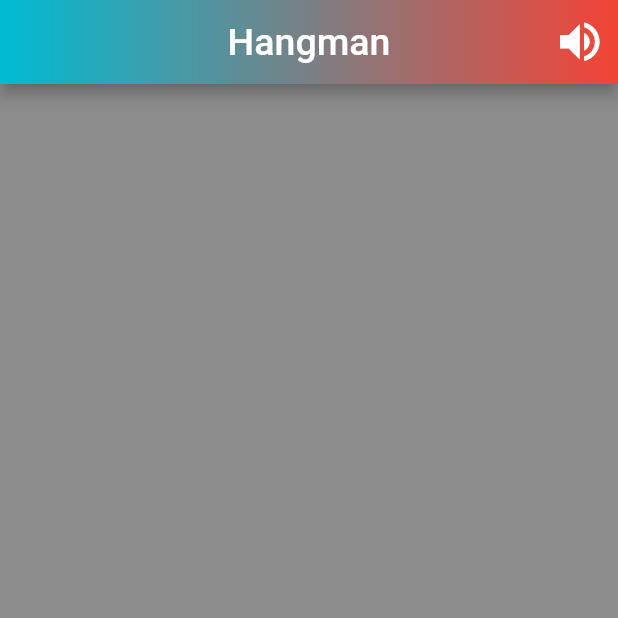
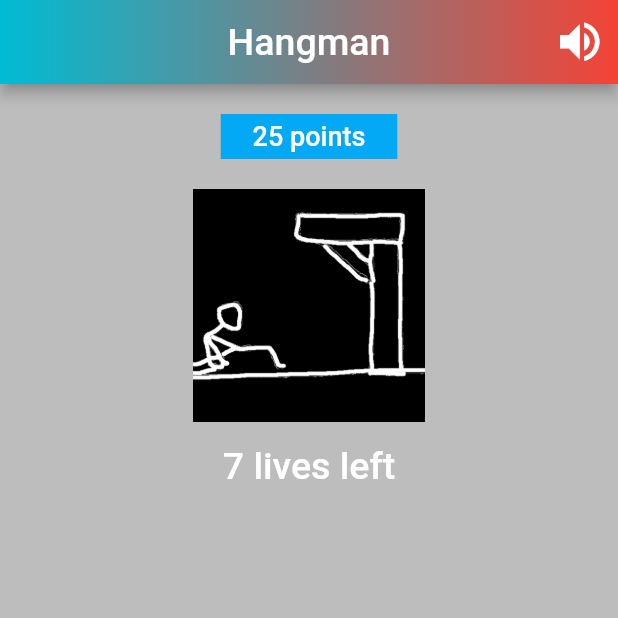
Before and after one commit to igorurbaniak/hangman_game, a Flutter app: the screen it shows after launch, on a phone screen of 412 x 824 dp, the top half of it. Run offline on Flutter 3.47's test engine with Material 2 defaults, Android fonts, the phone set to English and light mode, and no system bars; our stand-ins replace google_fonts, new_gradient_app_bar; Roboto replaces fonts that are missing (Audiowide).

Commit message:
Add points, hangman images and player lifes

```diff
--- a/lib/game_screen.dart
+++ b/lib/game_screen.dart
@@ -10,37 +10,74 @@ class GameScreen extends StatefulWidget {
 }
 
 class _GameScreenState extends State<GameScreen> {
-  TextStyle gamestyle = GoogleFonts.audiowide(
-    fontSize: 25,
-    color: Colors.white,
-    fontWeight: FontWeight.w500,
-  );
-
   @override
   Widget build(BuildContext context) {
     return Scaffold(
-      backgroundColor: Colors.black45,
+      backgroundColor: Colors.black26,
       appBar: NewGradientAppBar(
         gradient: const LinearGradient(
-          colors: [
-            Colors.cyan,
-            Colors.red,
-          ],
+          colors: [Colors.cyan, Colors.red],
         ),
         centerTitle: true,
         title: Text(
           'Hangman',
-          style: gamestyle,
+          style: GoogleFonts.audiowide(
+            fontSize: 25,
+            color: Colors.white,
+            fontWeight: FontWeight.w500,
+          ),
         ),
         actions: [
           IconButton(
             iconSize: 35,
             onPressed: () {},
-            icon: const Icon(
-              Icons.volume_up_sharp,
-            ),
+            icon: const Icon(Icons.volume_up_sharp),
           ),
         ],
+      ),
+      body: SingleChildScrollView(
+        child: Container(
+          alignment: Alignment.center,
+          child: Column(
+            children: [
+              Container(
+                margin: const EdgeInsets.only(top: 20),
+                alignment: Alignment.center,
+                decoration: const BoxDecoration(color: Colors.lightBlue),
+                width: MediaQuery.of(context).size.width / 3.5,
+                height: 30,
+                child: Center(
+                  child: Text(
+                    '25 points',
+                    style: GoogleFonts.audiowide(
+                      fontSize: 18,
+                      color: Colors.white,
+                      fontWeight: FontWeight.w500,
+                    ),
+                  ),
+                ),
+              ),
+              const SizedBox(height: 20),
+              const Image(
+                image: AssetImage('images/hangman10.png'),
+                width: 155,
+                height: 155,
+                fit: BoxFit.cover,
+              ),
+              const SizedBox(
+                height: 15,
+              ),
+              Text(
+                '7 lives left',
+                style: GoogleFonts.audiowide(
+                  fontSize: 25,
+                  color: Colors.white,
+                  fontWeight: FontWeight.w500,
+                ),
+              )
+            ],
+          ),
+        ),
       ),
     );
   }
```
Also changed, not shown: images/hangman10.png (added), images/hangman11.png (added), images/hangman12.png (added), images/hangman13.png (added), images/hangman14.png (added), images/hangman15.png (added), images/hangman16.png (added).
